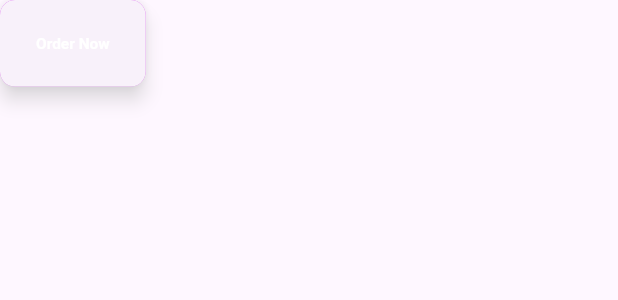
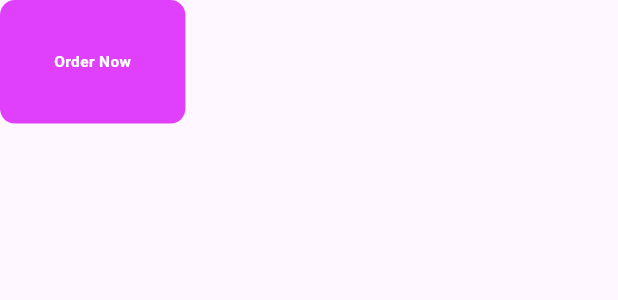
Before and after one commit to achrafjbr/instaroi, a Flutter app: the LikesButtonWidget widget shown alone on an empty page, opened directly, on a phone screen of 412 x 824 dp. Shown: the top 300 px of the screen. Run offline on Flutter 3.47's test engine with Material 3 defaults, Android fonts, the phone set to English and light mode, and no system bars; our stand-ins replace flutter_svg.

Commit message:
complet ui of the top part for the LikesScreen

```diff
--- a/lib/core/themes.dart
+++ b/lib/core/themes.dart
@@ -7,6 +7,9 @@ class Themes{
     return ThemeData(
       colorScheme: ColorScheme.fromSeed(seedColor: Colors.deepPurple),
       useMaterial3: true,
+      appBarTheme: AppBarTheme(
+        backgroundColor: Colors.black54,
+      ),
     );
   }
 }
--- a/lib/features/buy_likes/presentation/widgets/likes_button_widget.dart
+++ b/lib/features/buy_likes/presentation/widgets/likes_button_widget.dart
@@ -5,41 +5,38 @@ import 'package:insta_roi/features/home/presentation/widgets/home_text_widget.da
 class LikesButtonWidget extends StatelessWidget {
   const LikesButtonWidget({
     super.key,
-    this.onPressed,
+    this.onTap,
     required this.label,
     required this.fontSize,
     this.buttonColor,
+    required this.height,
+    required this.width,
   });
 
-  final void Function()? onPressed;
+  final void Function()? onTap;
   final String label;
   final double fontSize;
+  final double height;
+  final double width;
   final Color? buttonColor;
 
   @override
   Widget build(BuildContext context) {
-    return Container(
-      height: Dimensions.setHeight(context: context, height: 0.07),
+    return InkWell(
+      onTap: onTap,
+      child: Container(
+        alignment: Alignment.center,
+        height: Dimensions.setHeight(context: context, height: height),
+        width: Dimensions.setWidth(context: context, width: width),
         decoration: BoxDecoration(
           borderRadius: BorderRadius.circular(10.0),
           color: buttonColor,
         ),
-      child: ElevatedButton(
-        onPressed: onPressed,
-        style: ElevatedButton.styleFrom(
-          elevation: 5,
-          iconSize: 25,
-          iconAlignment: IconAlignment.start,
-          textStyle: TextStyle(color: Colors.white),
-          shape: RoundedRectangleBorder(
-            borderRadius: BorderRadius.circular(10.0),
-          ),
-          shadowColor: Colors.white,
-        ), child: HomeTextWidget(
+        child: HomeTextWidget(
           fontSize: fontSize,
           title: label,
           color: Colors.white,
-        textAlign: TextAlign.left,
+          textAlign: TextAlign.center,
           fontWeight: FontWeight.bold,
         ),
       ),
```
Also changed, not shown: lib/core/navigation.dart (+2 -6 lines), lib/features/buy_likes/presentation/pages/screens/likes_screen.dart (+9 -9 lines). Lines whose indentation alone changed are shown as unchanged.
